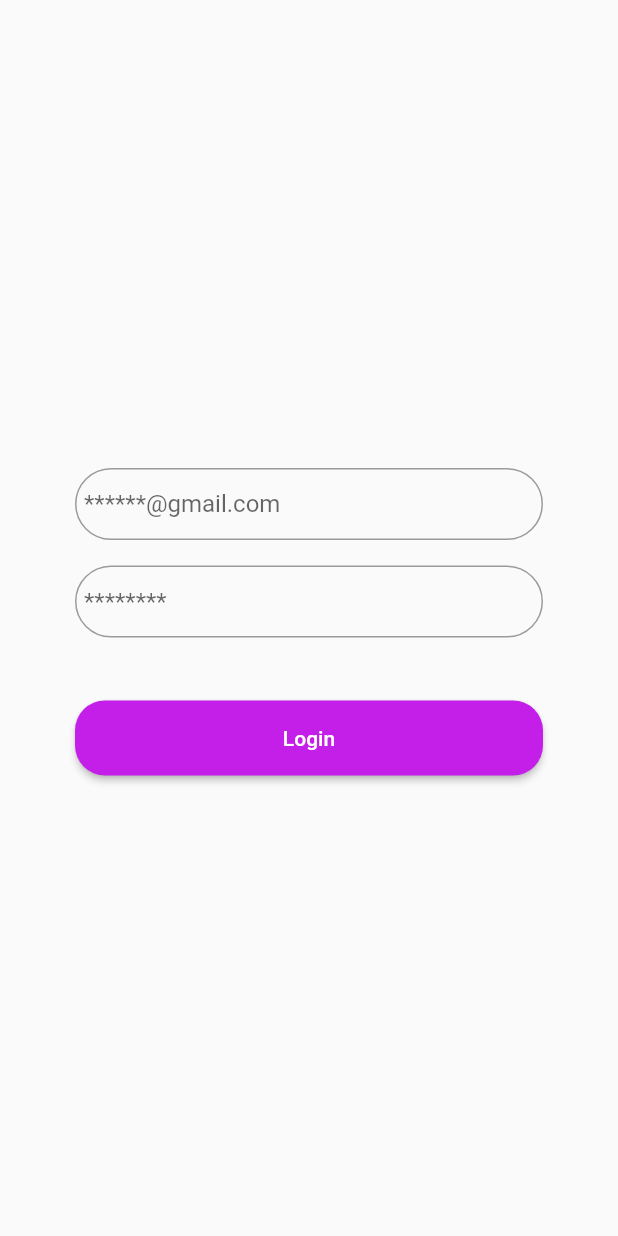
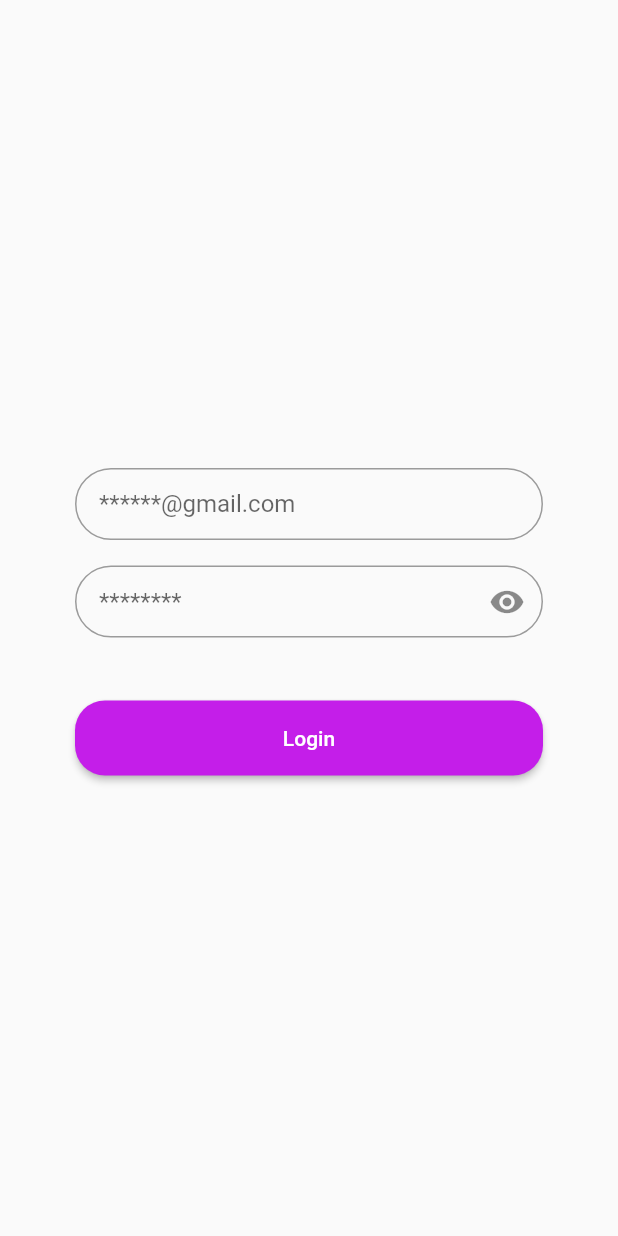
Before and after one commit to Owoeye1321/rocket-auto-app, a Flutter app: the screen it shows after launch, after a tap on "Proceed ...", on a phone screen of 412 x 824 dp. Run offline on Flutter 3.47's test engine with Material 2 defaults, Android fonts, the phone set to English and light mode, and no system bars.

Commit message:
fuck!!! dick too good💥🚀🚀🚀🚀🚀

```diff
--- a/lib/pages/login.dart
+++ b/lib/pages/login.dart
@@ -10,6 +10,14 @@ class Login extends StatefulWidget {
 }
 
 class _LoginState extends State<Login> {
+  bool show_password = true;
+
+  togglePasswordVisibility() {
+    setState(() {
+      show_password = !show_password;
+    });
+  }
+
   @override
   Widget build(BuildContext context) {
     return Scaffold(
@@ -32,7 +40,7 @@ class _LoginState extends State<Login> {
                     textAlign: TextAlign.left,
                     decoration: InputDecoration(
                       contentPadding:
-                          EdgeInsets.symmetric(vertical: 10, horizontal: 6),
+                          EdgeInsets.symmetric(vertical: 10, horizontal: 16),
                       hintText: "******@gmail.com",
                       border: OutlineInputBorder(
                         borderRadius: BorderRadius.all(
@@ -48,10 +56,17 @@ class _LoginState extends State<Login> {
                   height: 50,
                   margin: EdgeInsets.fromLTRB(0, 10, 0, 40),
                   child: TextFormField(
+                    obscureText: show_password,
                     textAlign: TextAlign.left,
                     decoration: InputDecoration(
+                      suffixIcon: IconButton(
+                        onPressed: togglePasswordVisibility,
+                        icon: Icon(show_password
+                            ? Icons.visibility
+                            : Icons.visibility_off),
+                      ),
                       contentPadding:
-                          EdgeInsets.symmetric(vertical: 10, horizontal: 6),
+                          EdgeInsets.symmetric(vertical: 10, horizontal: 16),
                       hintText: "********",
                       border: OutlineInputBorder(
                         borderRadius: BorderRadius.all(
```
